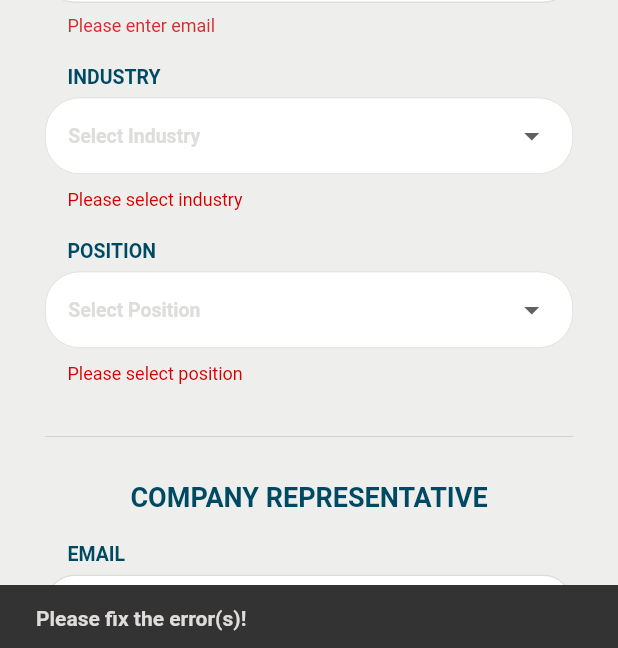
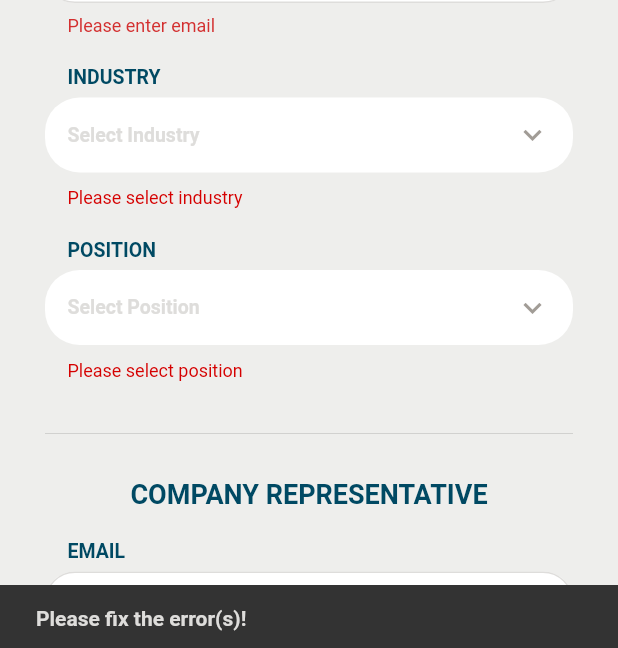
Before and after one commit to SonQBChau/brand_root_solution, a Flutter app: the screen it shows after launch, after a tap on "LAUNCH", on a phone screen of 412 x 824 dp. Shown: the part 585-1233 px from the top of the screen. Run offline on Flutter 3.47's test engine with Material 2 defaults, Android fonts, the phone set to English and light mode, and no system bars.

Commit message:
small fix

```diff
--- a/lib/widgets/industry_widget.dart
+++ b/lib/widgets/industry_widget.dart
@@ -41,7 +41,6 @@ class IndustryWidget extends StatelessWidget {
             padding: EdgeInsets.only(top: 13, bottom: 13, left: 15, right: 15),
             decoration: BoxDecoration(
               color: Colors.white,
-              border: Border.all(color: colorGrey20, width: 0.5),
               borderRadius: BorderRadius.circular(23),
             ),
             child: DropdownButtonHideUnderline(
@@ -53,6 +52,7 @@ class IndustryWidget extends StatelessWidget {
                         fontWeight: FontWeight.w600,
                         fontSize: 13),
                   ),
+                  icon: Icon(Icons.keyboard_arrow_down, color: colorGrey,),
                   isDense: true,
                   isExpanded: true,
                   style: TextStyle(
--- a/lib/widgets/position_widget.dart
+++ b/lib/widgets/position_widget.dart
@@ -41,7 +41,6 @@ class PositionWidget extends StatelessWidget {
             padding: EdgeInsets.only(top: 13, bottom: 13, left: 15, right: 15),
             decoration: BoxDecoration(
               color: Colors.white,
-              border: Border.all(color: colorGrey20, width: 0.5),
               borderRadius: BorderRadius.circular(23),
             ),
             child: DropdownButtonHideUnderline(
@@ -53,6 +52,7 @@ class PositionWidget extends StatelessWidget {
                         fontWeight: FontWeight.w600,
                         fontSize: 13),
                   ),
+                  icon: Icon(Icons.keyboard_arrow_down, color: colorGrey,),
                   isDense: true,
                   isExpanded: true,
                   style: TextStyle(
```
